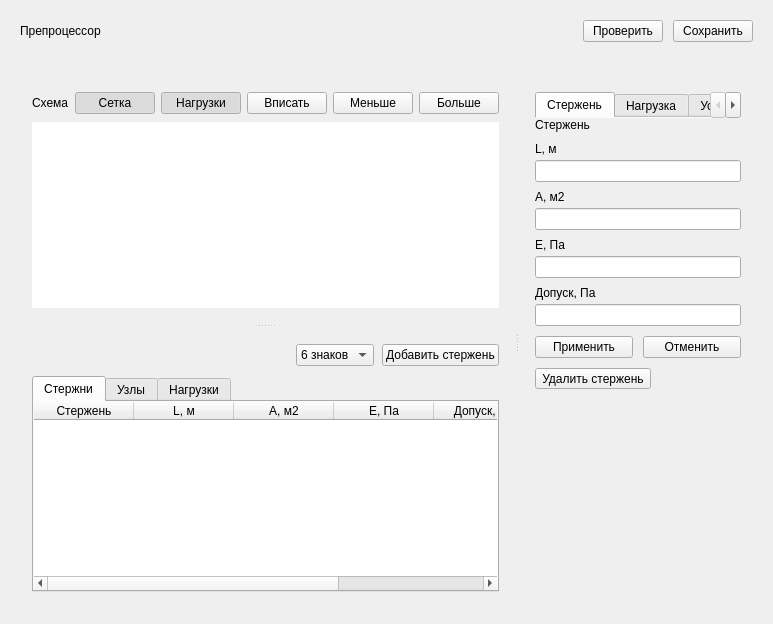
The window that src/sapr/resources/forms/preprocessor.ui (usatopolosato/sapr-bar) describes before a commit, drawn with Qt 5.
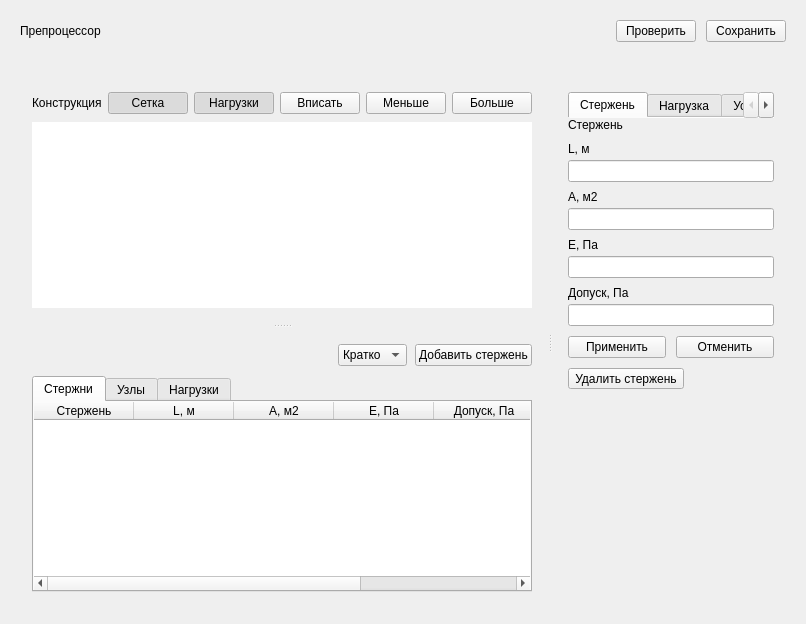
The same window after the commit.

Diff of the .ui file:
```diff
--- a/src/sapr/resources/forms/preprocessor.ui
+++ b/src/sapr/resources/forms/preprocessor.ui
@@ -166,7 +166,7 @@
           <item>
            <widget class="QLabel" name="canvasTitleLabel">
             <property name="text">
-             <string>Схема</string>
+             <string>Конструкция</string>
             </property>
             <property name="role" stdset="0">
              <string>cardTitle</string>
@@ -306,7 +306,7 @@
            <item>
             <widget class="QComboBox" name="numberFormatCombo">
              <property name="currentIndex">
-              <number>2</number>
+              <number>1</number>
              </property>
              <item>
               <property name="text">
@@ -318,7 +318,6 @@
                <string>Кратко</string>
               </property>
              </item>
-             <item><property name="text"><string>6 знаков</string></property></item>
             </widget>
            </item>
            <item>
```
